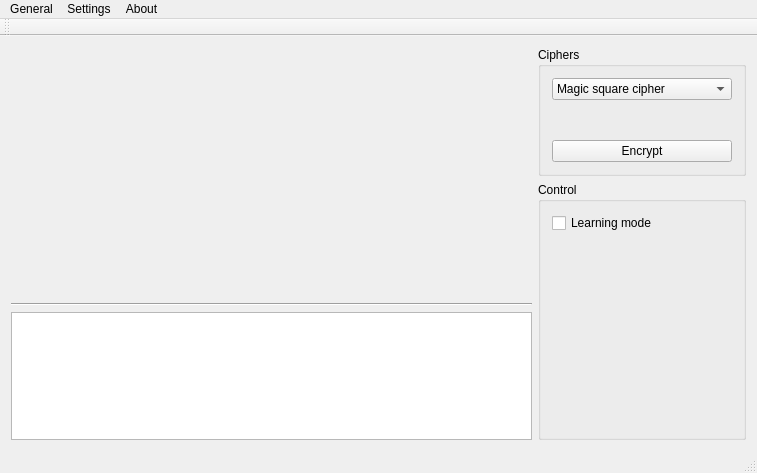
Old version of the form mainwindow.ui in the repository smarttowel/crypto.
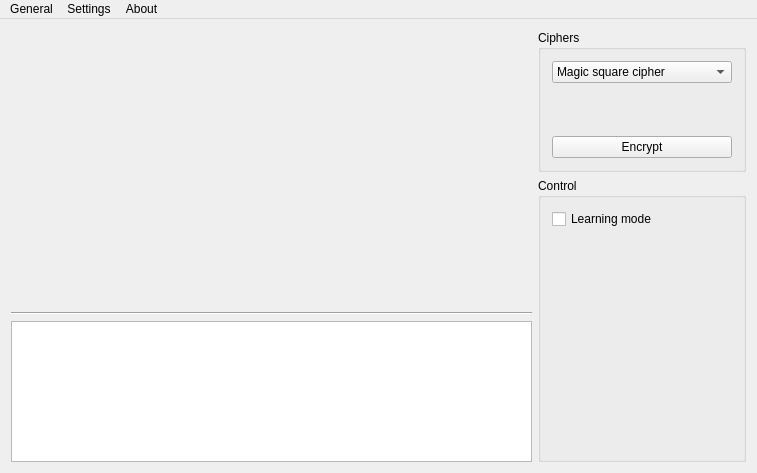
New version of the form.

Commit message: Remove unused toolbar and statusbar

```diff
--- a/mainwindow.ui
+++ b/mainwindow.ui
@@ -196,15 +196,6 @@
    <addaction name="settingsMenu"/>
    <addaction name="aboutMenu"/>
   </widget>
-  <widget class="QToolBar" name="mainToolBar">
-   <attribute name="toolBarArea">
-    <enum>TopToolBarArea</enum>
-   </attribute>
-   <attribute name="toolBarBreak">
-    <bool>false</bool>
-   </attribute>
-  </widget>
-  <widget class="QStatusBar" name="statusBar"/>
   <action name="action_saveToFile">
    <property name="text">
     <string>Save to file...</string>
```
